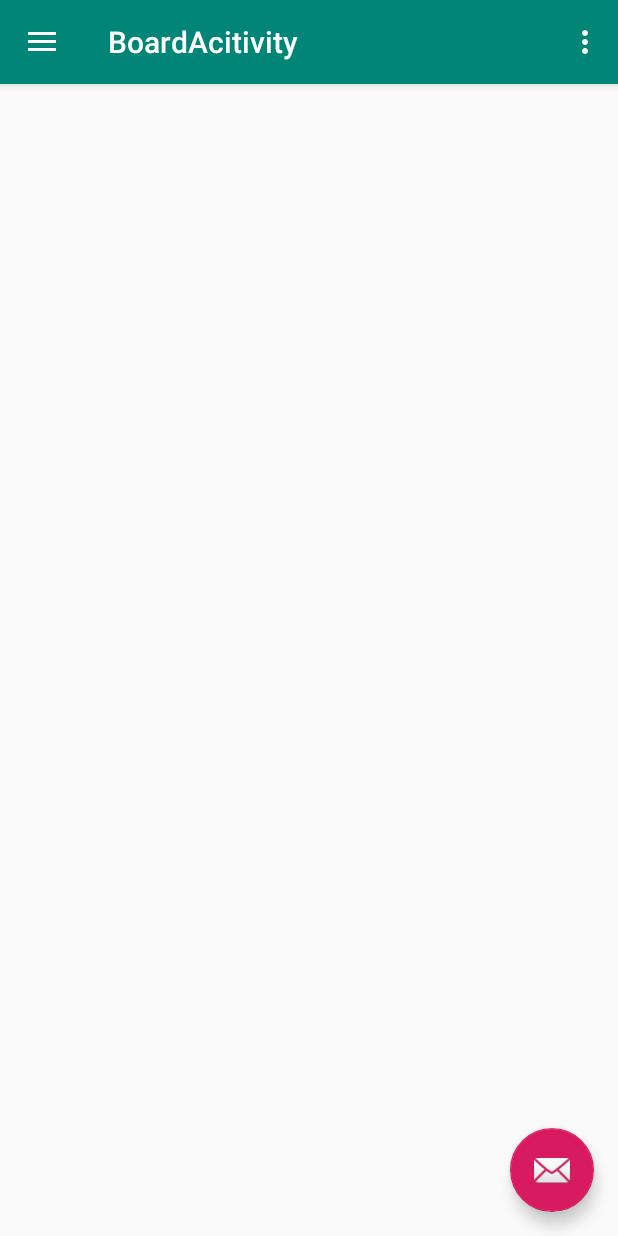
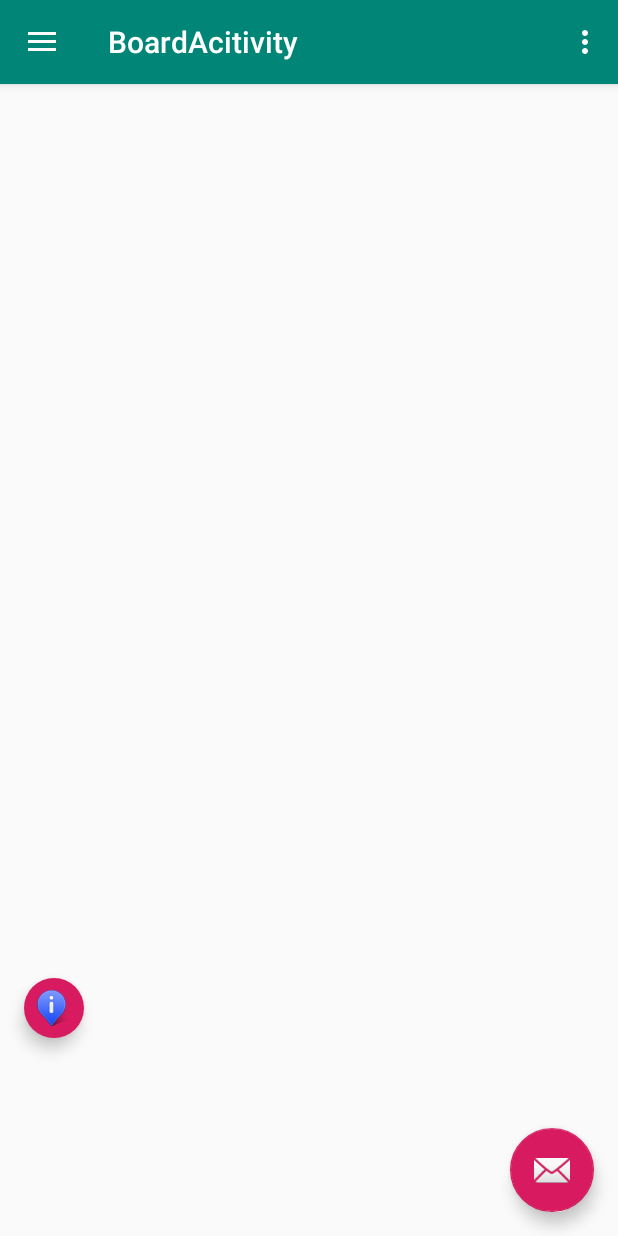
Before and after one commit to Ssook/smokingzone, an Android app: the BoardActivity screen opened directly, with no data from a screen before it, on a phone screen of 412 x 824 dp. Run offline under Robolectric (Android 15) with nearby library versions, the phone set to English and light mode, and no system bars.

Commit message:
경로 버튼 추가

```diff
--- a/app/src/main/res/layout/activity_map.xml
+++ b/app/src/main/res/layout/activity_map.xml
@@ -21,5 +21,4 @@
         android:fitsSystemWindows="true"
         app:headerLayout="@layout/nav_header_map"
         app:menu="@menu/activity_map_drawer" />
-
 </androidx.drawerlayout.widget.DrawerLayout>
--- a/app/src/main/res/layout/app_bar_board_activity.xml
+++ b/app/src/main/res/layout/app_bar_board_activity.xml
@@ -10,7 +10,6 @@
         android:layout_width="match_parent"
         android:layout_height="wrap_content"
         android:theme="@style/AppTheme.AppBarOverlay">
-
         <androidx.appcompat.widget.Toolbar
             android:id="@+id/toolbar"
             android:layout_width="match_parent"
@@ -19,8 +18,8 @@
             app:popupTheme="@style/AppTheme.PopupOverlay" />
 
     </com.google.android.material.appbar.AppBarLayout>
+    <include layout="@layout/content_map"
 
-    <include layout="@layout/content_map"
         />
 
     <com.google.android.material.floatingactionbutton.FloatingActionButton
--- a/app/src/main/res/layout/content_map.xml
+++ b/app/src/main/res/layout/content_map.xml
@@ -9,4 +9,18 @@
     tools:context=".MapActivity"
     tools:showIn="@layout/app_bar_map">
 
+    <com.google.android.material.floatingactionbutton.FloatingActionButton
+        android:id="@+id/roadnavi"
+        android:layout_width="wrap_content"
+        android:layout_height="wrap_content"
+        android:layout_gravity="right|bottom"
+        android:layout_marginStart="16dp"
+        android:layout_marginTop="596dp"
+        android:src="@drawable/custom_poi_marker"
+        app:borderWidth="0dp"
+        app:fabSize="mini"
+        app:layout_constraintStart_toStartOf="parent"
+        app:layout_constraintTop_toTopOf="parent" />
+
+
 </androidx.constraintlayout.widget.ConstraintLayout>
--- a/app/src/main/res/menu/activity_board_acitivity_drawer.xml
+++ b/app/src/main/res/menu/activity_board_acitivity_drawer.xml
@@ -6,11 +6,11 @@
     <group android:checkableBehavior="single">
         <item
             android:id="@+id/nav_home"
-            android:icon="@drawable/ic_menu_camera"
+            android:icon="@drawable/custom_poi_marker"
             android:title="@string/menu_home" />
         <item
             android:id="@+id/nav_gallery"
-            android:icon="@drawable/ic_menu_gallery"
+            android:icon="@drawable/mapicon"
             android:title="@string/menu_gallery" />
         <item
             android:id="@+id/nav_slideshow"
@@ -18,7 +18,7 @@
             android:title="@string/menu_slideshow" />
         <item
             android:id="@+id/nav_tools"
-            android:icon="@drawable/ic_menu_manage"
+            android:icon="@drawable/custom_poi_marker"
             android:title="@string/menu_tools" />
     </group>
 
--- a/app/src/main/res/menu/activity_map_drawer.xml
+++ b/app/src/main/res/menu/activity_map_drawer.xml
@@ -6,7 +6,9 @@
     <group android:checkableBehavior="single">
         <item
             android:id="@+id/nav_home"
-            android:icon="@drawable/ic_menu_camera"
+            android:height="20dp"
+            android:width="20dp"
+            android:icon="@drawable/custom_poi_marker"
             android:title="지도" />
         <item
             android:id="@+id/nav_gallery"
@@ -18,7 +20,7 @@
             android:title="커뮤니티" />
         <item
             android:id="@+id/nav_tools"
-            android:icon="@drawable/ic_menu_manage"
+            android:icon="@drawable/pinicon"
             android:title="게시판" />
     </group>
 
```
Also changed, not shown: app/src/main/java/com/example/zone/MapActivity.java (+23 -0 lines), app/src/main/res/drawable/boardicon.png (added), app/src/main/res/drawable/mapicon.png (added), app/src/main/res/drawable/pinicon.png (added).
